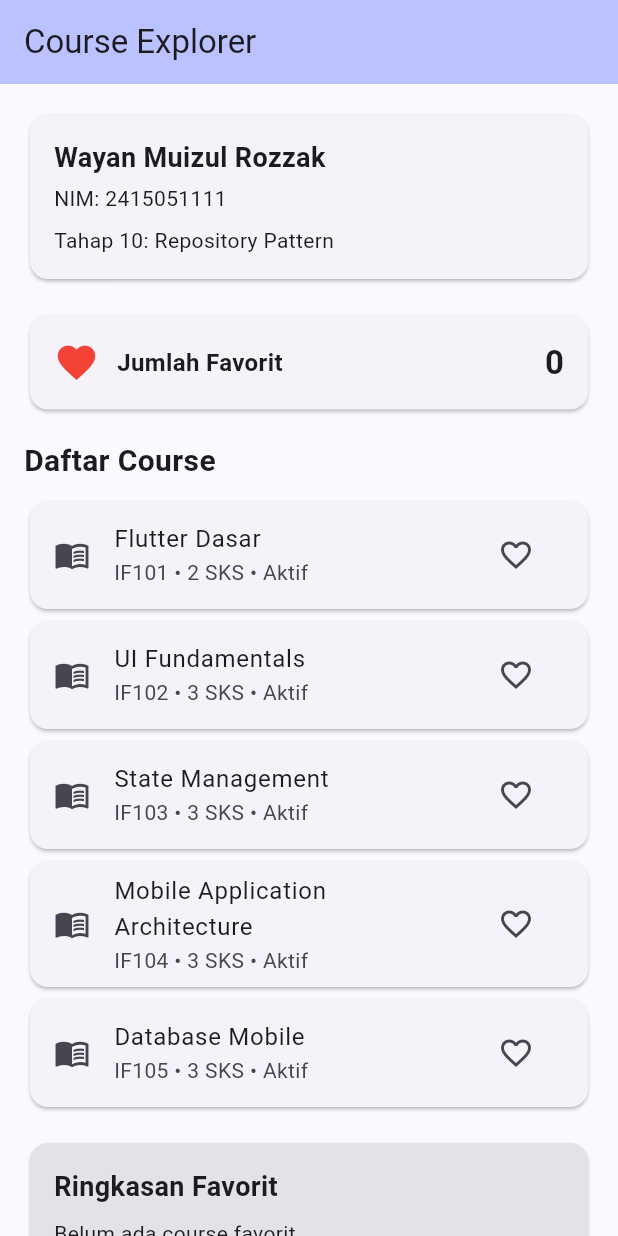
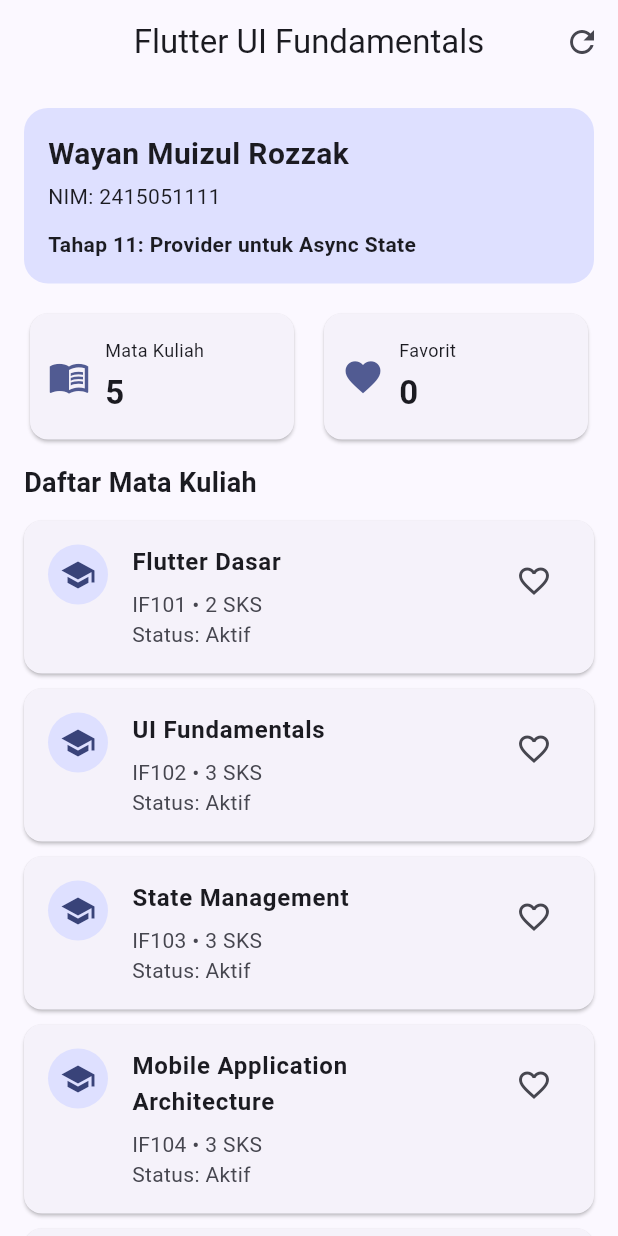
Before and after one commit to wayanrozzak/flutter-pertemuan-6, a Flutter app: the screen it shows after launch, on a phone screen of 412 x 824 dp. Run offline on Flutter 3.47's test engine with Material 3 defaults, Android fonts, the phone set to English and light mode, and no system bars.

Commit message:
Implementasi Provider untuk state management Tahap 11

```diff
--- a/lib/main.dart
+++ b/lib/main.dart
@@ -2,13 +2,19 @@
 import 'package:flutter/material.dart';
 import 'package:provider/provider.dart';
 
-import 'course_state.dart';
-import 'models/course.dart';
+import 'providers/course_provider.dart';
+import 'repositories/course_repository.dart';
+import 'services/course_service.dart';
+
+const String studentName = 'Wayan Muizul Rozzak';
+const String studentId = '2415051111';
 
 void main() {
   runApp(
     ChangeNotifierProvider(
-      create: (_) => CourseState(),
+      create: (_) => CourseProvider(
+        CourseRepository(CourseService()),
+      )..loadCourses(),
       child: const CourseExplorerApp(),
     ),
   );
@@ -20,7 +26,7 @@ class CourseExplorerApp extends StatelessWidget {
   @override
   Widget build(BuildContext context) {
     return MaterialApp(
-      title: 'Course Explorer',
+      title: 'Flutter UI Fundamentals',
       debugShowCheckedModeBanner: false,
       theme: ThemeData(
         colorScheme: ColorScheme.fromSeed(
@@ -28,76 +34,297 @@ class CourseExplorerApp extends StatelessWidget {
         ),
         useMaterial3: true,
       ),
-      home: const CourseExplorerPage(),
+      home: const CourseHomePage(),
     );
   }
 }
 
-class CourseExplorerPage extends StatelessWidget {
-  const CourseExplorerPage({super.key});
+class CourseHomePage extends StatelessWidget {
+  const CourseHomePage({super.key});
 
   @override
   Widget build(BuildContext context) {
-    // WATCH: UI mendengarkan perubahan state dari Provider.
-    final courseState = context.watch<CourseState>();
-    final courses = courseState.courses;
-    final favoriteCount = courseState.favorites.length;
+    final state = context.watch<CourseProvider>();
 
     return Scaffold(
       appBar: AppBar(
-        title: const Text('Course Explorer'),
-        backgroundColor:
-            Theme.of(context).colorScheme.inversePrimary,
+        title: const Text('Flutter UI Fundamentals'),
+        centerTitle: true,
+        actions: [
+          IconButton(
+            tooltip: 'Muat ulang data',
+            onPressed: state.isLoading
+                ? null
+                : () {
+                    context.read<CourseProvider>().loadCourses();
+                  },
+            icon: const Icon(Icons.refresh),
           ),
-      body: ListView(
+        ],
+      ),
+      body: SafeArea(
+        child: Column(
+          children: [
+            // Identitas mahasiswa dan informasi tahap
+            Container(
+              width: double.infinity,
+              margin: const EdgeInsets.all(16),
               padding: const EdgeInsets.all(16),
-        children: [
-          const Card(
-            child: Padding(
-              padding: EdgeInsets.all(16),
-              child: Column(
+              decoration: BoxDecoration(
+                color: Theme.of(context)
+                    .colorScheme
+                    .primaryContainer,
+                borderRadius: BorderRadius.circular(16),
+              ),
+              child: const Column(
                 crossAxisAlignment: CrossAxisAlignment.start,
                 children: [
                   Text(
-                    'Wayan Muizul Rozzak',
+                    studentName,
+                    style: TextStyle(
+                      fontSize: 20,
+                      fontWeight: FontWeight.bold,
+                    ),
+                  ),
+                  SizedBox(height: 4),
+                  Text('NIM: $studentId'),
+                  SizedBox(height: 12),
+                  Text(
+                    'Tahap 11: Provider untuk Async State',
+                    style: TextStyle(
+                      fontWeight: FontWeight.w600,
+                    ),
+                  ),
+                ],
+              ),
+            ),
+
+            // Ringkasan jumlah data dan favorit
+            Padding(
+              padding: const EdgeInsets.symmetric(
+                horizontal: 16,
+              ),
+              child: Row(
+                children: [
+                  Expanded(
+                    child: _SummaryCard(
+                      icon: Icons.menu_book,
+                      title: 'Mata Kuliah',
+                      value: state.courses.length.toString(),
+                    ),
+                  ),
+                  const SizedBox(width: 12),
+                  Expanded(
+                    child: _SummaryCard(
+                      icon: Icons.favorite,
+                      title: 'Favorit',
+                      value: state.favorites.length.toString(),
+                    ),
+                  ),
+                ],
+              ),
+            ),
+
+            const SizedBox(height: 12),
+
+            // Judul daftar
+            const Padding(
+              padding: EdgeInsets.symmetric(horizontal: 16),
+              child: Align(
+                alignment: Alignment.centerLeft,
+                child: Text(
+                  'Daftar Mata Kuliah',
                   style: TextStyle(
                     fontSize: 18,
                     fontWeight: FontWeight.bold,
                   ),
                 ),
-                  SizedBox(height: 4),
-                  Text('NIM: 2415051111'),
-                  SizedBox(height: 8),
-                  Text('Tahap 10: Repository Pattern'),
+              ),
+            ),
+
+            const SizedBox(height: 8),
+
+            // Kondisi asynchronous: loading, error, atau success
+            Expanded(
+              child: _buildCourseContent(context, state),
+            ),
           ],
         ),
       ),
+    );
+  }
+
+  Widget _buildCourseContent(
+    BuildContext context,
+    CourseProvider state,
+  ) {
+    // Kondisi 1: loading
+    if (state.isLoading) {
+      return const Center(
+        child: Column(
+          mainAxisSize: MainAxisSize.min,
+          children: [
+            CircularProgressIndicator(),
+            SizedBox(height: 16),
+            Text('Memuat data mata kuliah...'),
+          ],
         ),
+      );
+    }
 
-          const SizedBox(height: 16),
-
-          Card(
-            child: Padding(
-              padding: const EdgeInsets.all(16),
-              child: Row(
+    // Kondisi 2: error
+    if (state.error != null) {
+      return Center(
+        child: SingleChildScrollView(
+          padding: const EdgeInsets.all(24),
+          child: Column(
+            mainAxisSize: MainAxisSize.min,
             children: [
               const Icon(
-                    Icons.favorite,
+                Icons.error_outline,
+                size: 56,
                 color: Colors.red,
-                    size: 30,
               ),
-                  const SizedBox(width: 12),
-                  const Expanded(
-                    child: Text(
-                      'Jumlah Favorit',
+              const SizedBox(height: 12),
+              const Text(
+                'Gagal Memuat Data',
                 style: TextStyle(
-                        fontSize: 16,
+                  fontSize: 18,
                   fontWeight: FontWeight.bold,
                 ),
               ),
+              const SizedBox(height: 8),
+              Text(
+                state.error!,
+                textAlign: TextAlign.center,
               ),
+              const SizedBox(height: 16),
+              ElevatedButton.icon(
+                onPressed: () {
+                  context
+                      .read<CourseProvider>()
+                      .loadCourses();
+                },
+                icon: const Icon(Icons.refresh),
+                label: const Text('Coba Lagi'),
+              ),
+            ],
+          ),
+        ),
+      );
+    }
+
+    // Kondisi 3: data berhasil dimuat tetapi kosong
+    if (state.courses.isEmpty) {
+      return const Center(
+        child: Text('Belum ada data mata kuliah.'),
+      );
+    }
+
+    // Kondisi 4: success, tampilkan daftar
+    return RefreshIndicator(
+      onRefresh: () {
+        return context
+            .read<CourseProvider>()
+            .loadCourses();
+      },
+      child: ListView.builder(
+        physics: const AlwaysScrollableScrollPhysics(),
+        padding: const EdgeInsets.fromLTRB(16, 4, 16, 16),
+        itemCount: state.courses.length,
+        itemBuilder: (context, index) {
+          final course = state.courses[index];
+          final isFavorite = state.isFavorite(course.title);
+
+          return Card(
+            margin: const EdgeInsets.only(bottom: 10),
+            child: ListTile(
+              contentPadding: const EdgeInsets.symmetric(
+                horizontal: 16,
+                vertical: 8,
+              ),
+              leading: CircleAvatar(
+                backgroundColor: Theme.of(context)
+                    .colorScheme
+                    .primaryContainer,
+                child: const Icon(Icons.school),
+              ),
+              title: Text(
+                course.title,
+                style: const TextStyle(
+                  fontWeight: FontWeight.w600,
+                ),
+              ),
+              subtitle: Padding(
+                padding: const EdgeInsets.only(top: 6),
+                child: Text(
+                  '${course.code} • ${course.credits} SKS'
+                  '\nStatus: ${course.status}',
+                ),
+              ),
+              isThreeLine: true,
+              trailing: IconButton(
+                tooltip: isFavorite
+                    ? 'Hapus dari favorit'
+                    : 'Tambahkan ke favorit',
+                onPressed: () {
+                  context
+                      .read<CourseProvider>()
+                      .toggleFavorite(course.title);
+                },
+                icon: Icon(
+                  isFavorite
+                      ? Icons.favorite
+                      : Icons.favorite_border,
+                  color: isFavorite ? Colors.red : null,
+                ),
+              ),
+            ),
+          );
+        },
+      ),
+    );
+  }
+}
+
+class _SummaryCard extends StatelessWidget {
+  final IconData icon;
+  final String title;
+  final String value;
+
+  const _SummaryCard({
+    required this.icon,
+    required this.title,
+    required this.value,
+  });
+
+  @override
+  Widget build(BuildContext context) {
+    return Card(
+      child: Padding(
+        padding: const EdgeInsets.symmetric(
+          horizontal: 12,
+          vertical: 16,
+        ),
+        child: Row(
+          children: [
+            Icon(
+              icon,
+              size: 28,
+              color: Theme.of(context).colorScheme.primary,
+            ),
+            const SizedBox(width: 10),
+            Expanded(
+              child: Column(
+                crossAxisAlignment: CrossAxisAlignment.start,
+                children: [
                   Text(
-                    '$favoriteCount',
+                    title,
+                    style: const TextStyle(fontSize: 12),
+                  ),
+                  const SizedBox(height: 4),
+                  Text(
+                    value,
                     style: const TextStyle(
                       fontSize: 22,
                       fontWeight: FontWeight.bold,
@@ -106,143 +333,9 @@ class CourseExplorerPage extends StatelessWidget {
                 ],
               ),
             ),
-          ),
-
-          const SizedBox(height: 16),
-
-          const Text(
-            'Daftar Course',
-            style: TextStyle(
-              fontSize: 20,
-              fontWeight: FontWeight.bold,
-            ),
-          ),
-
-          const SizedBox(height: 8),
-
-          if (courseState.isLoading)
-            const Center(
-              child: Padding(
-                padding: EdgeInsets.all(24),
-                child: CircularProgressIndicator(),
-              ),
-            )
-          else if (courseState.errorMessage != null)
-            Card(
-              child: Padding(
-                padding: const EdgeInsets.all(16),
-                child: Column(
-                  crossAxisAlignment: CrossAxisAlignment.start,
-                  children: [
-                    Text(courseState.errorMessage!),
-                    const SizedBox(height: 8),
-                    ElevatedButton(
-                      onPressed: () {
-                        context.read<CourseState>().loadCourses();
-                      },
-                      child: const Text('Coba Lagi'),
-                    ),
-                  ],
-                ),
-              ),
-            )
-          else if (courses.isEmpty)
-            const Padding(
-              padding: EdgeInsets.all(16),
-              child: Text('Belum ada data course.'),
-            )
-          else
-            ...courses.map((Course course) {
-              final isFavorite =
-                  courseState.isFavorite(course.title);
-
-              return Card(
-                child: ListTile(
-                  leading: const Icon(Icons.menu_book),
-                  title: Text(course.title),
-                  subtitle: Text(
-                    '${course.code} • ${course.credits} SKS • '
-                    '${course.status}',
-                  ),
-                  trailing: IconButton(
-                    tooltip: isFavorite
-                        ? 'Hapus dari favorit'
-                        : 'Tambah ke favorit',
-                    icon: Icon(
-                      isFavorite
-                          ? Icons.favorite
-                          : Icons.favorite_border,
-                      color: isFavorite ? Colors.red : null,
-                    ),
-                    // READ: mengambil Provider untuk menjalankan aksi.
-                    onPressed: () {
-                      context
-                          .read<CourseState>()
-                          .toggleFavorite(course.title);
-                    },
-                  ),
-                ),
-              );
-            }),
-
-          const SizedBox(height: 16),
-
-          Consumer<CourseState>(
-            builder: (context, state, child) {
-              final favorites = state.favorites.toList();
-
-              return Card(
-                color: Theme.of(context)
-                    .colorScheme
-                    .surfaceContainerHighest,
-                child: Padding(
-                  padding: const EdgeInsets.all(16),
-                  child: Column(
-                    crossAxisAlignment: CrossAxisAlignment.start,
-                    children: [
-                      const Text(
-                        'Ringkasan Favorit',
-                        style: TextStyle(
-                          fontSize: 18,
-                          fontWeight: FontWeight.bold,
-                        ),
-                      ),
-                      const SizedBox(height: 8),
-
-                      if (favorites.isEmpty)
-                        const Text(
-                          'Belum ada course favorit.',
-                        )
-                      else
-                        ...favorites.map(
-                          (courseTitle) => Padding(
-                            padding:
-                                const EdgeInsets.symmetric(
-                              vertical: 3,
-                            ),
-                            child: Row(
-                              children: [
-                                const Icon(
-                                  Icons.check_circle,
-                                  size: 18,
-                                  color: Colors.green,
-                                ),
-                                const SizedBox(width: 8),
-                                Expanded(
-                                  child: Text(courseTitle),
-                                ),
-                              ],
-                            ),
-                          ),
-                        ),
           ],
         ),
       ),
     );
-            },
-          ),
-        ],
-      ),
-    );
   }
 }
--- /dev/null
+++ b/lib/providers/course_provider.dart
@@ -0,0 +1,48 @@
+
+import 'package:flutter/foundation.dart';
+
+import '../models/course.dart';
+import '../repositories/course_repository.dart';
+
+class CourseProvider extends ChangeNotifier {
+  final CourseRepository repository;
+
+  CourseProvider(this.repository);
+
+  List<Course> courses = [];
+  bool isLoading = false;
+  String? error;
+
+  final Set<String> _favorites = {};
+
+  Set<String> get favorites => Set.unmodifiable(_favorites);
+
+  bool isFavorite(String courseTitle) {
+    return _favorites.contains(courseTitle);
+  }
+
+  void toggleFavorite(String courseTitle) {
+    if (_favorites.contains(courseTitle)) {
+      _favorites.remove(courseTitle);
+    } else {
+      _favorites.add(courseTitle);
+    }
+
+    notifyListeners();
+  }
+
+  Future<void> loadCourses() async {
+    isLoading = true;
+    error = null;
+    notifyListeners();
+
+    try {
+      courses = await repository.getCourses();
+    } catch (e) {
+      error = e.toString();
+    } finally {
+      isLoading = false;
+      notifyListeners();
+    }
+  }
+}
--- /dev/null
+++ b/lib/screens/course_home_page.dart
@@ -0,0 +1,5 @@
+import 'package:flutter/material.dart';
+import 'package:provider/provider.dart';
+
+import '../providers/course_provider.dart';
+import '../widgets/course_summary_card.dart';
```
Lines whose indentation alone changed are shown as unchanged.
